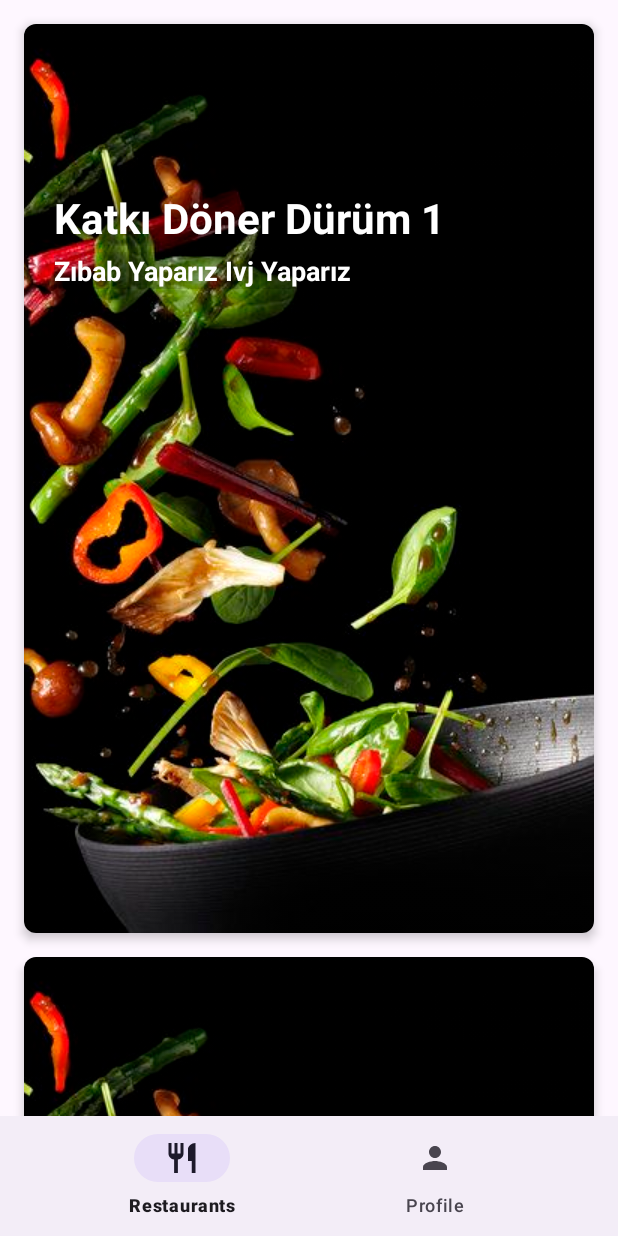
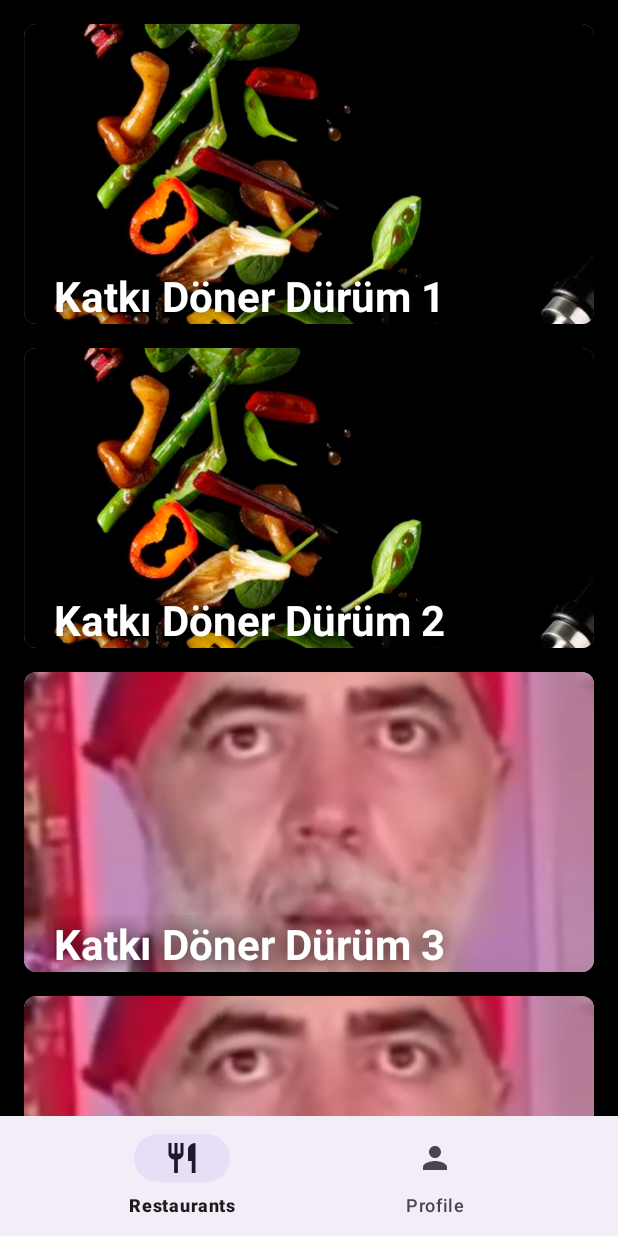
Before and after one commit to ahmetenesbahar/android-food-delivery-app, an Android app: the RestaurantsFragment screen opened directly, with no data from a screen before it, on a phone screen of 412 x 824 dp. Run offline under Robolectric (Android 15) with nearby library versions, the light colour scheme and no system bars.

Commit message:
fix: restaurant images and title fix

```diff
--- a/app/src/main/java/com/ahmetenesbahar/fooddeliveryapp/RestaurantsFragment.java
+++ b/app/src/main/java/com/ahmetenesbahar/fooddeliveryapp/RestaurantsFragment.java
@@ -75,8 +75,14 @@ public class RestaurantsFragment extends Fragment {
         items.add(new Item(0,restaurant1));
         Restaurant restaurant2= new Restaurant(R.drawable.background_image_signin, "Katkı Döner Dürüm 2","Zıbab Yaparız Ivj Yaparız");
         items.add(new Item(0,restaurant2));
-        Restaurant restaurant3= new Restaurant(R.drawable.background_image_signin, "Katkı Döner Dürüm 3","Zıbab Yaparız Ivj Yaparız");
+        Restaurant restaurant3= new Restaurant(R.drawable.background_organik, "Katkı Döner Dürüm 3","Zıbab Yaparız Ivj Yaparız");
         items.add(new Item(0,restaurant3));
+        Restaurant restaurant4= new Restaurant(R.drawable.background_organik, "Katkı Döner Dürüm 3","Zıbab Yaparız Ivj Yaparız");
+        items.add(new Item(0,restaurant4));
+        Restaurant restaurant5= new Restaurant(R.drawable.background_organik, "Katkı Döner Dürüm 3","Zıbab Yaparız Ivj Yaparız");
+        items.add(new Item(0,restaurant5));
+        Restaurant restaurant6= new Restaurant(R.drawable.background_organik, "Katkı Döner Dürüm 3","Zıbab Yaparız Ivj Yaparız");
+        items.add(new Item(0,restaurant6));
 
         recyclerView.setAdapter(new RestaurantsAdapter(items));
 
--- a/app/src/main/java/com/ahmetenesbahar/fooddeliveryapp/adapter/RestaurantsAdapter.java
+++ b/app/src/main/java/com/ahmetenesbahar/fooddeliveryapp/adapter/RestaurantsAdapter.java
@@ -46,19 +46,19 @@ public class RestaurantsAdapter extends RecyclerView.Adapter<RestaurantsAdapter.
 
     static class RestaurantViewHolder extends RecyclerView.ViewHolder {
 private ImageView restaurantImage;
-private TextView restaurantTitle, textRestaurant;
+private TextView restaurantTitle;
             public RestaurantViewHolder(@NonNull View itemView) {
                 super(itemView);
                 restaurantImage=itemView.findViewById(R.id.imageRestaurant);
                 restaurantTitle=itemView.findViewById(R.id.textRestaurantTitle);
-                textRestaurant=itemView.findViewById(R.id.textRestaurant);
+
 
             }
 
             void setRestaurantData(Restaurant restaurant){
                 restaurantImage.setImageResource(restaurant.getRestaurantImage());
                 restaurantTitle.setText(restaurant.getRestaurantTitle());
-                textRestaurant.setText(restaurant.getRestaurant());
+
             }
     }
 }
--- a/app/src/main/res/layout/fragment_restaurants.xml
+++ b/app/src/main/res/layout/fragment_restaurants.xml
@@ -12,6 +12,7 @@
     android:layout_height="match_parent"
     android:clipToPadding="false"
     android:padding="8dp"
+    android:background="#000"
     applayoutManager="androidx.recyclerview.widget.LinearLayoutManager"/>
 
 </FrameLayout>
--- a/app/src/main/res/layout/item_container_restaurants.xml
+++ b/app/src/main/res/layout/item_container_restaurants.xml
@@ -1,4 +1,3 @@
-<?xml version="1.0" encoding="utf-8"?>
 <androidx.cardview.widget.CardView xmlns:android="http://schemas.android.com/apk/res/android"
     xmlns:app="http://schemas.android.com/apk/res-auto"
     android:layout_width="match_parent"
@@ -9,32 +8,19 @@
 
     <androidx.constraintlayout.widget.ConstraintLayout
         android:layout_width="match_parent"
-        android:layout_height="200dp"/>
+        android:layout_height="200dp">
 
         <ImageView
             android:id="@+id/imageRestaurant"
-        android:layout_width="match_parent"
-        android:layout_height="match_parent"
+            android:layout_width="0dp"
+            android:layout_height="0dp"
             android:contentDescription="@string/app_name"
             android:scaleType="centerCrop"
-        />
+            app:layout_constraintBottom_toBottomOf="parent"
+            app:layout_constraintEnd_toEndOf="parent"
+            app:layout_constraintStart_toStartOf="parent"
+            app:layout_constraintTop_toTopOf="parent" />
 
-    <TextView
-        android:id="@+id/textRestaurant"
-        android:layout_width="match_parent"
-        android:layout_height="wrap_content"
-        android:layout_marginStart="20dp"
-        android:layout_marginEnd="20dp"
-        android:layout_marginBottom="20dp"
-        android:shadowColor="@android:color/black"
-        android:shadowDx="0"
-        android:shadowDy="0"
-        android:shadowRadius="20"
-        android:textColor="@android:color/white"
-        android:textSize="18sp"
-        android:textStyle="bold"
-        android:layout_marginTop="152dp"
-        />
 
         <TextView
             android:id="@+id/textRestaurantTitle"
@@ -49,9 +35,10 @@
             android:textColor="@android:color/white"
             android:textSize="28sp"
             android:textStyle="bold"
-        android:layout_marginTop="110dp"
+            app:layout_constraintBottom_toBottomOf="parent"
 
             />
 
+    </androidx.constraintlayout.widget.ConstraintLayout>
 
 </androidx.cardview.widget.CardView>
```
Also changed, not shown: app/src/main/res/drawable/background_organik.png (added). Lines whose indentation alone changed are shown as unchanged.
